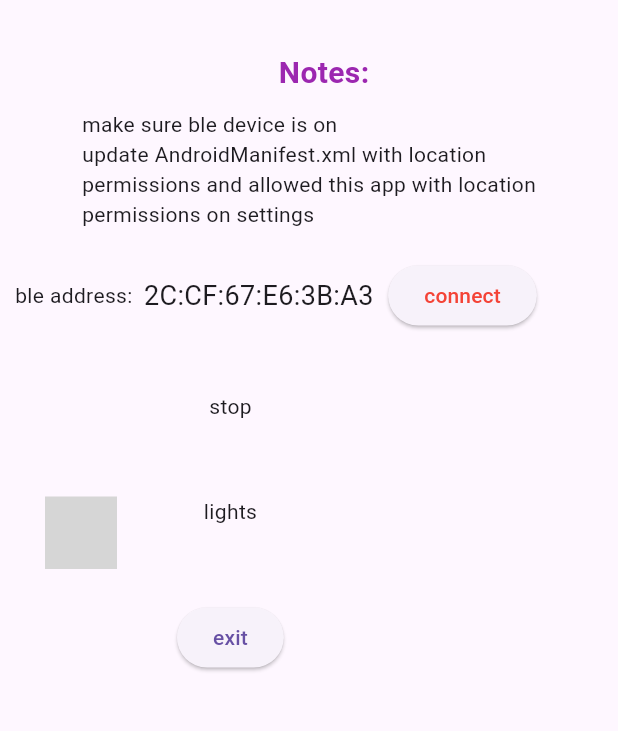
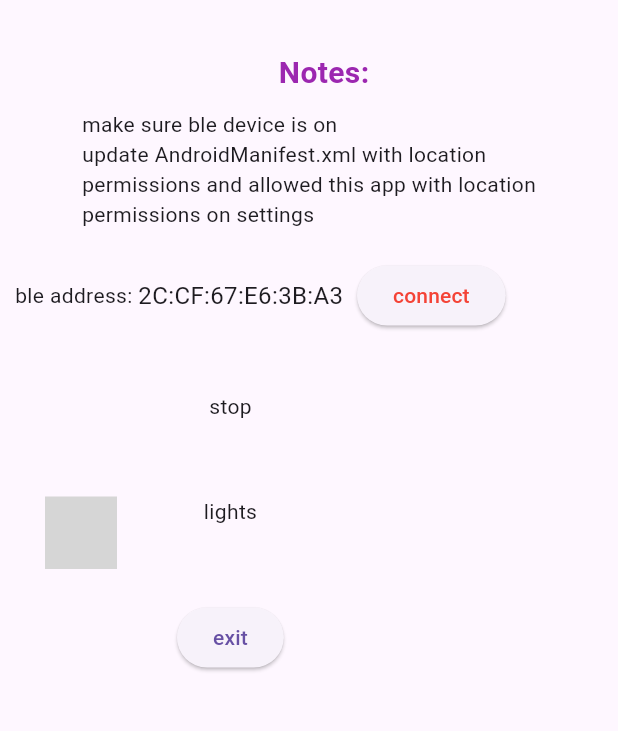
Before and after one commit to sonnny/jeepney, a Flutter app: the screen it shows after launch, on a phone screen of 412 x 824 dp, the part 63-794 px from its top. Run offline on Flutter 3.47's test engine with Material 3 defaults, Android fonts, the phone set to English and light mode, and no system bars; our stand-ins replace flutter_blue_plus; missing offline and left inert: flutter_joystick; grey boxes are pictures that could not be loaded.

Commit message:
add comment to main.dart and mypwm.h

```diff
--- a/jeepney/lib/jeepney.dart
+++ b/jeepney/lib/jeepney.dart
@@ -37,7 +37,7 @@ void sendData(data) async {
   catch (e){}}
 
 //create a bluetooth device from ble address
-//connect device
+//connect device without scan
 //discover services
 //assign transmit characteristic
 //update status text
@@ -74,9 +74,9 @@ permissions on settings''')),
 //start 3rd column with a row
 Padding(padding: EdgeInsets.all(10), child:Row(children:[
 
-Text('ble address:  '),
+Text('ble address: '),
 
-Text('${BLE_ADDRESS} ',style:TextStyle(fontSize:18)),
+Text('${BLE_ADDRESS} ',style:TextStyle(fontSize:16)),
 
 SizedBox(width:5),
 
```
Also changed, not shown: jeepney/lib/main.dart (+9 -0 lines), 1 other file.
